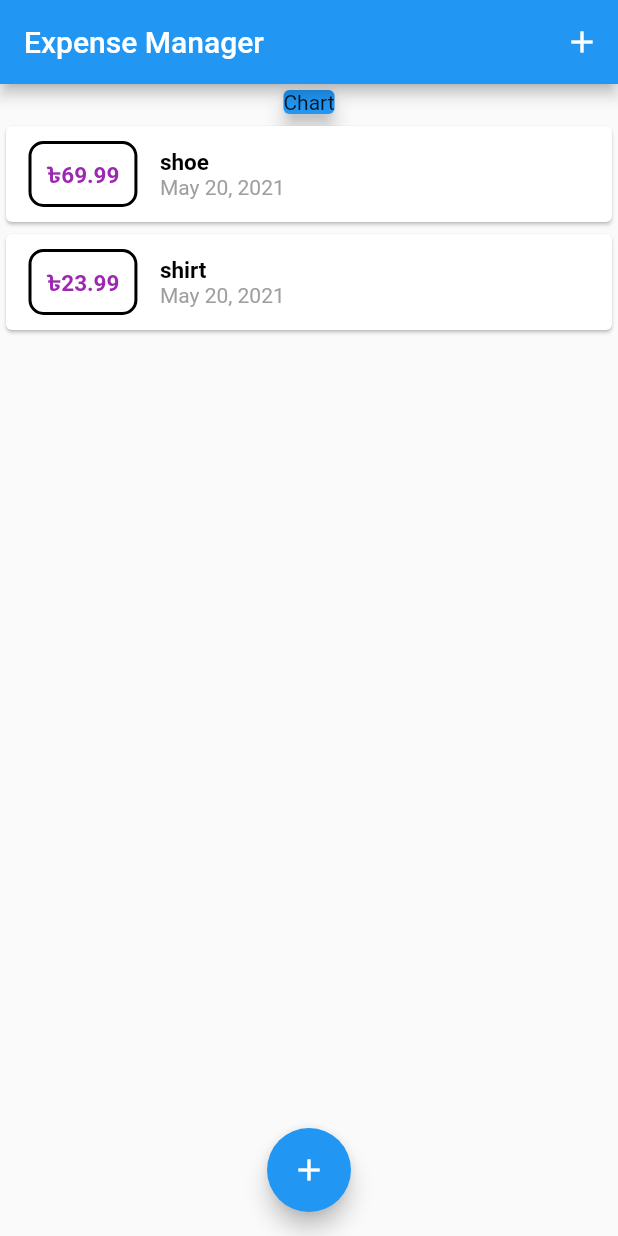
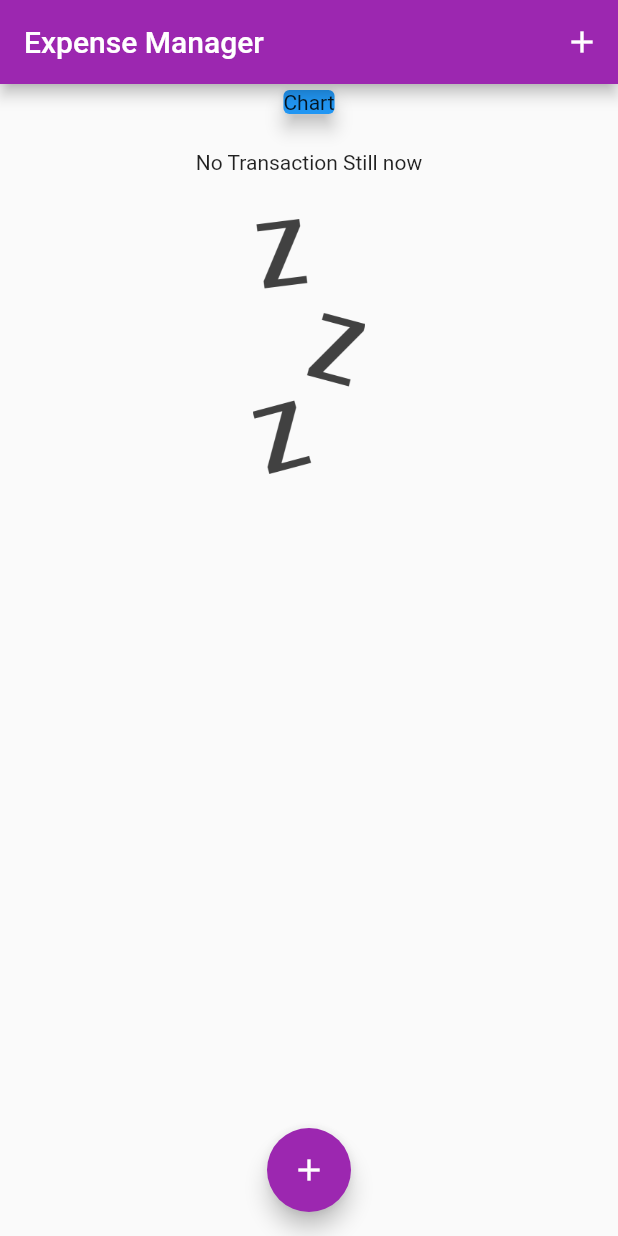
Before and after one commit to SaminYeaser/expense_manager, a Flutter app: the screen it shows after launch, on a phone screen of 412 x 824 dp. Run offline on Flutter 3.47's test engine with Material 2 defaults, Android fonts, the phone set to English and light mode, and no system bars.

Commit message:
fonts added

```diff
--- a/lib/main.dart
+++ b/lib/main.dart
@@ -16,7 +16,7 @@ class MyApp extends StatelessWidget {
       title: 'Flutter Demo',
       debugShowCheckedModeBanner: false,
       theme: ThemeData(
-        primarySwatch: Colors.blue,
+        primarySwatch: Colors.purple,
       ),
       home: MyHomePage(),
     );
@@ -30,8 +30,8 @@ class MyHomePage extends StatefulWidget {
 
 class _MyHomePageState extends State<MyHomePage> {
   final List<Transaction> _userTransaction = [
-    Transaction(title: 'shoe', id: 'd1', price: 69.99, date: DateTime.now()),
-    Transaction(title: 'shirt', id: 'd2', price: 23.99, date: DateTime.now())
+    // Transaction(title: 'shoe', id: 'd1', price: 69.99, date: DateTime.now()),
+    // Transaction(title: 'shirt', id: 'd2', price: 23.99, date: DateTime.now())
   ];
 
   void _addNewTransaction(String txTitle, double txPrice) {
--- a/lib/widget/transaction_list.dart
+++ b/lib/widget/transaction_list.dart
@@ -3,25 +3,47 @@ import 'package:flutter/material.dart';
 import 'package:intl/intl.dart';
 
 class TransactionList extends StatelessWidget {
+  final List<Transaction> transaction;
 
-  final List<Transaction> transaction;
   TransactionList(this.transaction);
 
   @override
   Widget build(BuildContext context) {
     return Container(
       height: 300,
-      child: ListView.builder(
-        itemBuilder: (context, index){
+      child: transaction.isEmpty
+          ? Center(
+              child: Column(
+                children: [
+                  Container(
+                    padding: EdgeInsets.only(top: 20),
+                      child: Text(
+                    'No Transaction Still now',
+                    style: TextStyle(),
+                  )),
+                  Container(
+                    height: 200,
+                    padding: EdgeInsets.only(top: 30),
+                    child: Image.asset(
+                      'assets/images/waiting.png',
+                      fit: BoxFit.cover,
+                    ),
+                  )
+                ],
+              ),
+            )
+          : ListView.builder(
+              itemBuilder: (context, index) {
                 return Card(
                   child: Row(
                     children: [
                       Container(
-                  margin: EdgeInsets.symmetric(
-                      vertical: 10, horizontal: 15),
+                        margin:
+                            EdgeInsets.symmetric(vertical: 10, horizontal: 15),
                         decoration: BoxDecoration(
-                      border:
-                      Border.all(color: Colors.black, width: 2),
+                            border: Border.all(
+                                color: Theme.of(context).primaryColor,
+                                width: 2),
                             borderRadius: BorderRadius.circular(10)),
                         padding: EdgeInsets.all(10),
                         child: Text(
@@ -53,7 +75,6 @@ class TransactionList extends StatelessWidget {
                 );
               },
               itemCount: transaction.length,
-
             ),
     );
   }
--- a/pubspec.yaml
+++ b/pubspec.yaml
@@ -46,8 +46,8 @@ flutter:
   uses-material-design: true
 
   # To add assets to your application, add an assets section, like this:
-  # assets:
-  #   - images/a_dot_burr.jpeg
+  assets:
+    - assets/images/waiting.png
   #   - images/a_dot_ham.jpeg
 
   # An image asset can refer to one or more resolution-specific "variants", see
```
Also changed, not shown: assets/fonts/OpenSans-Bold.ttf (added), assets/fonts/OpenSans-Regular.ttf (added), assets/fonts/Quicksand-Bold.ttf (added), assets/fonts/Quicksand-Light.ttf (added), assets/fonts/Quicksand-Medium.ttf (added), assets/fonts/Quicksand-Regular.ttf (added), assets/images/waiting.png (added). Lines whose indentation alone changed are shown as unchanged.
